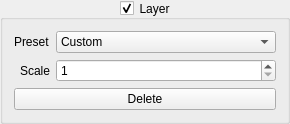
The window that Neuron/LayerConfig.ui (Skwint/Neuron) describes before a commit, drawn with Qt 5.
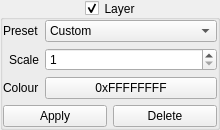
The same window after the commit.

Commit message: Add option to colour code layers. Fix GUI layout issues. Fix off by one error in arrays of neurons. Add error checks for Qt, OpenGL and various array sizes. Add test case for application stability.

Patch:
```diff
--- a/Neuron/LayerConfig.ui
+++ b/Neuron/LayerConfig.ui
@@ -6,8 +6,8 @@
    <rect>
     <x>0</x>
     <y>0</y>
-    <width>290</width>
-    <height>110</height>
+    <width>220</width>
+    <height>129</height>
    </rect>
   </property>
   <property name="windowTitle">
@@ -50,6 +50,18 @@
       </sizepolicy>
      </property>
      <layout class="QVBoxLayout" name="verticalLayout_2">
+      <property name="leftMargin">
+       <number>0</number>
+      </property>
+      <property name="topMargin">
+       <number>0</number>
+      </property>
+      <property name="rightMargin">
+       <number>0</number>
+      </property>
+      <property name="bottomMargin">
+       <number>0</number>
+      </property>
       <item>
        <layout class="QFormLayout" name="formLayout">
         <property name="sizeConstraint">
@@ -94,14 +106,55 @@
           </item>
          </widget>
         </item>
+        <item row="2" column="0">
+         <widget class="QLabel" name="colourLabel">
+          <property name="text">
+           <string>Colour</string>
+          </property>
+         </widget>
+        </item>
+        <item row="2" column="1">
+         <widget class="QPushButton" name="btnColour">
+          <property name="autoFillBackground">
+           <bool>false</bool>
+          </property>
+          <property name="text">
+           <string>0xFFFFFFFF</string>
+          </property>
+         </widget>
+        </item>
        </layout>
       </item>
       <item>
-       <widget class="QPushButton" name="btnDelete">
-        <property name="text">
-         <string>Delete</string>
+       <layout class="QHBoxLayout" name="horizontalLayout">
+        <item>
+         <widget class="QPushButton" name="btnApply">
+          <property name="text">
+           <string>Apply</string>
+          </property>
+         </widget>
+        </item>
+        <item>
+         <widget class="QPushButton" name="btnDelete">
+          <property name="text">
+           <string>Delete</string>
+          </property>
+         </widget>
+        </item>
+       </layout>
+      </item>
+      <item>
+       <spacer name="verticalSpacer">
+        <property name="orientation">
+         <enum>Qt::Vertical</enum>
         </property>
-       </widget>
+        <property name="sizeHint" stdset="0">
+         <size>
+          <width>20</width>
+          <height>40</height>
+         </size>
+        </property>
+       </spacer>
       </item>
      </layout>
     </widget>
```
The commit also changes 43 other files.
